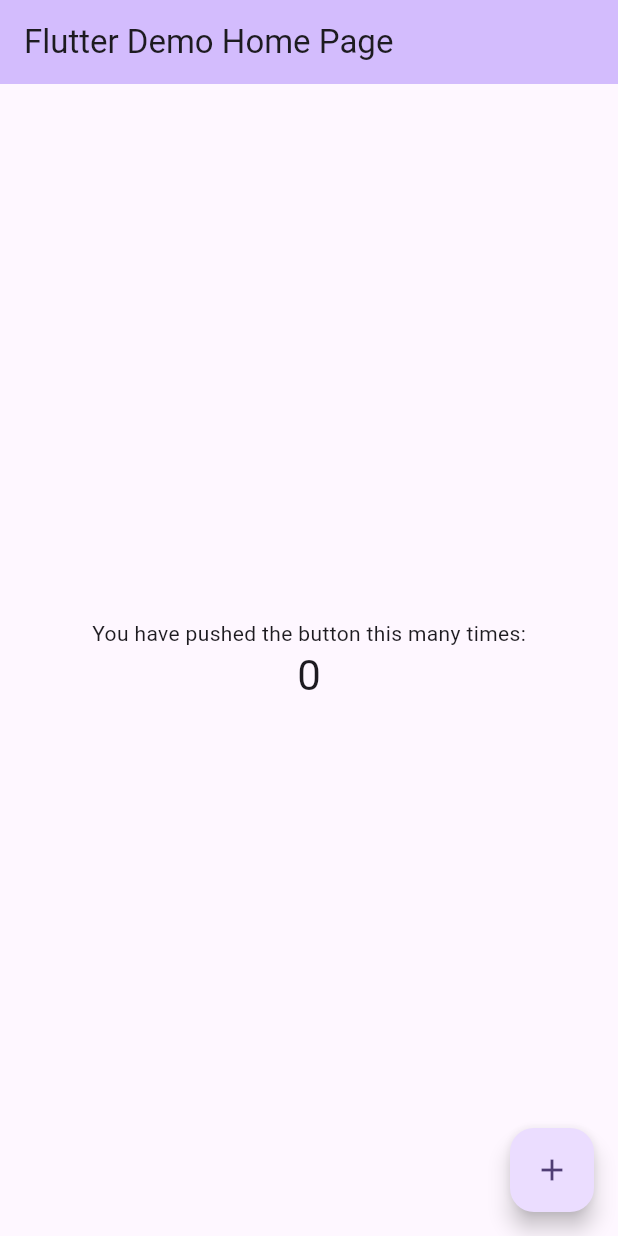
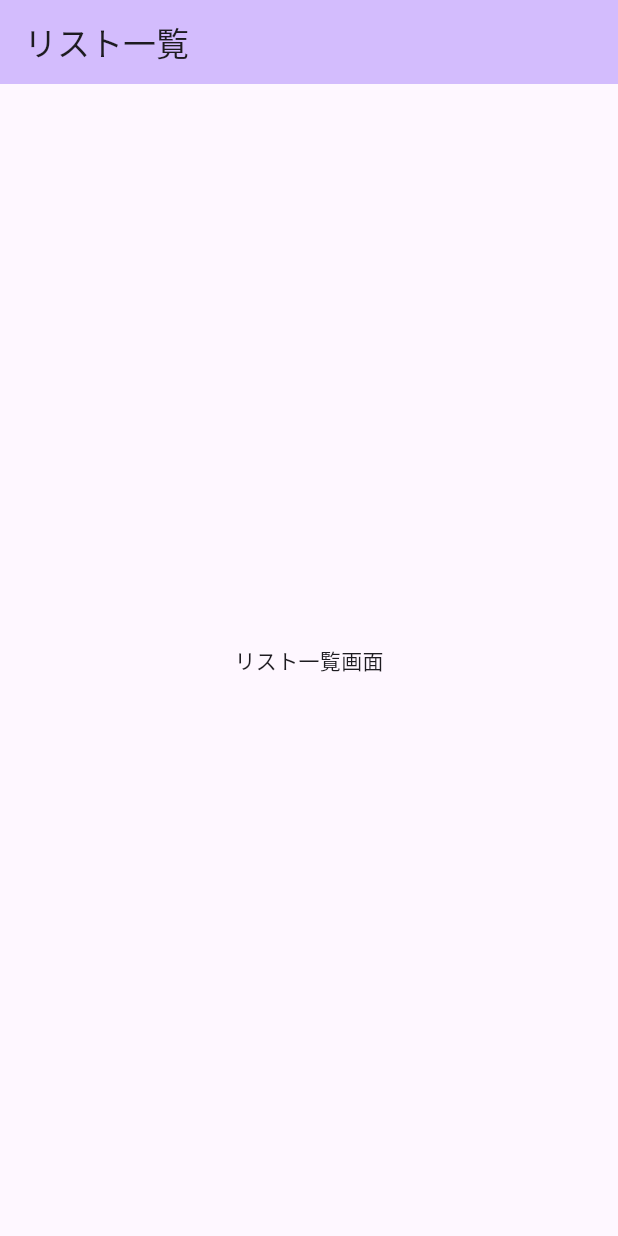
Before and after one commit to MutsuBojiiwa/flutter_application_todo, a Flutter app: the screen it shows after launch, on a phone screen of 412 x 824 dp. Run offline on Flutter 3.47's test engine with Material 3 defaults, Android fonts, the phone set to English and light mode, and no system bars.

Commit message:
デフォルトから不要な部分を削除

```diff
--- a/lib/main.dart
+++ b/lib/main.dart
@@ -11,42 +11,18 @@ class MyApp extends StatelessWidget {
   @override
   Widget build(BuildContext context) {
     return MaterialApp(
-      title: 'Flutter Demo',
+      title: 'Flutter Todo',
       theme: ThemeData(
-        // This is the theme of your application.
-        //
-        // TRY THIS: Try running your application with "flutter run". You'll see
-        // the application has a purple toolbar. Then, without quitting the app,
-        // try changing the seedColor in the colorScheme below to Colors.green
-        // and then invoke "hot reload" (save your changes or press the "hot
-        // reload" button in a Flutter-supported IDE, or press "r" if you used
-        // the command line to start the app).
-        //
-        // Notice that the counter didn't reset back to zero; the application
-        // state is not lost during the reload. To reset the state, use hot
-        // restart instead.
-        //
-        // This works for code too, not just values: Most code changes can be
-        // tested with just a hot reload.
         colorScheme: ColorScheme.fromSeed(seedColor: Colors.deepPurple),
         useMaterial3: true,
       ),
-      home: const MyHomePage(title: 'Flutter Demo Home Page'),
+      home: const MyHomePage(title: 'リスト一覧'),
     );
   }
 }
 
 class MyHomePage extends StatefulWidget {
   const MyHomePage({super.key, required this.title});
-
-  // This widget is the home page of your application. It is stateful, meaning
-  // that it has a State object (defined below) that contains fields that affect
-  // how it looks.
-
-  // This class is the configuration for the state. It holds the values (in this
-  // case the title) provided by the parent (in this case the App widget) and
-  // used by the build method of the State. Fields in a Widget subclass are
-  // always marked "final".
 
   final String title;
 
@@ -55,71 +31,17 @@ class MyHomePage extends StatefulWidget {
 }
 
 class _MyHomePageState extends State<MyHomePage> {
-  int _counter = 0;
-
-  void _incrementCounter() {
-    setState(() {
-      // This call to setState tells the Flutter framework that something has
-      // changed in this State, which causes it to rerun the build method below
-      // so that the display can reflect the updated values. If we changed
-      // _counter without calling setState(), then the build method would not be
-      // called again, and so nothing would appear to happen.
-      _counter++;
-    });
-  }
 
   @override
   Widget build(BuildContext context) {
-    // This method is rerun every time setState is called, for instance as done
-    // by the _incrementCounter method above.
-    //
-    // The Flutter framework has been optimized to make rerunning build methods
-    // fast, so that you can just rebuild anything that needs updating rather
-    // than having to individually change instances of widgets.
     return Scaffold(
       appBar: AppBar(
-        // TRY THIS: Try changing the color here to a specific color (to
-        // Colors.amber, perhaps?) and trigger a hot reload to see the AppBar
-        // change color while the other colors stay the same.
         backgroundColor: Theme.of(context).colorScheme.inversePrimary,
-        // Here we take the value from the MyHomePage object that was created by
-        // the App.build method, and use it to set our appbar title.
         title: Text(widget.title),
       ),
       body: Center(
-        // Center is a layout widget. It takes a single child and positions it
-        // in the middle of the parent.
-        child: Column(
-          // Column is also a layout widget. It takes a list of children and
-          // arranges them vertically. By default, it sizes itself to fit its
-          // children horizontally, and tries to be as tall as its parent.
-          //
-          // Column has various properties to control how it sizes itself and
-          // how it positions its children. Here we use mainAxisAlignment to
-          // center the children vertically; the main axis here is the vertical
-          // axis because Columns are vertical (the cross axis would be
-          // horizontal).
-          //
-          // TRY THIS: Invoke "debug painting" (choose the "Toggle Debug Paint"
-          // action in the IDE, or press "p" in the console), to see the
-          // wireframe for each widget.
-          mainAxisAlignment: MainAxisAlignment.center,
-          children: <Widget>[
-            const Text(
-              'You have pushed the button this many times:',
-            ),
-            Text(
-              '$_counter',
-              style: Theme.of(context).textTheme.headlineMedium,
-            ),
-          ],
-        ),
+        child: Text('リスト一覧画面'),
       ),
-      floatingActionButton: FloatingActionButton(
-        onPressed: _incrementCounter,
-        tooltip: 'Increment',
-        child: const Icon(Icons.add),
-      ), // This trailing comma makes auto-formatting nicer for build methods.
     );
   }
 }
```
